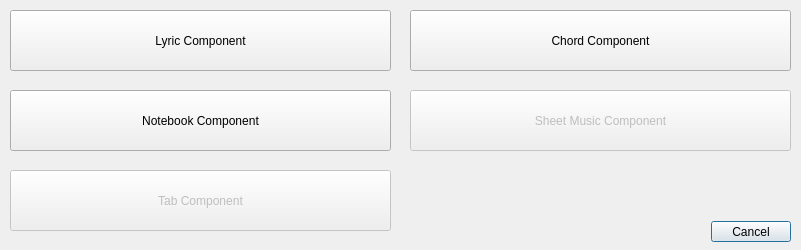
JJB9922/MusiDoodle, file src/newcomponentpicker.ui: the form before one commit.
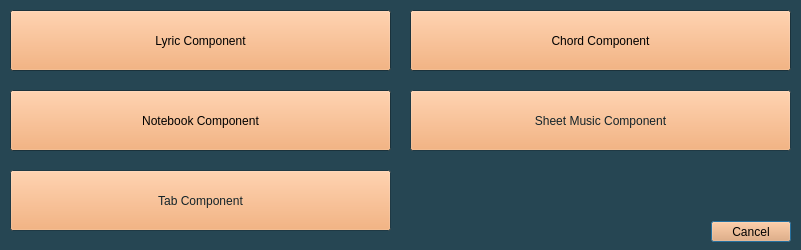
The form after the commit.

Commit message: full palette

```diff
--- a/src/newcomponentpicker.ui
+++ b/src/newcomponentpicker.ui
@@ -10,6 +10,475 @@
     <height>250</height>
    </rect>
   </property>
+  <property name="palette">
+   <palette>
+    <active>
+     <colorrole role="WindowText">
+      <brush brushstyle="SolidPattern">
+       <color alpha="255">
+        <red>255</red>
+        <green>255</green>
+        <blue>255</blue>
+       </color>
+      </brush>
+     </colorrole>
+     <colorrole role="Button">
+      <brush brushstyle="SolidPattern">
+       <color alpha="255">
+        <red>244</red>
+        <green>162</green>
+        <blue>97</blue>
+       </color>
+      </brush>
+     </colorrole>
+     <colorrole role="Light">
+      <brush brushstyle="SolidPattern">
+       <color alpha="255">
+        <red>57</red>
+        <green>105</green>
+        <blue>124</blue>
+       </color>
+      </brush>
+     </colorrole>
+     <colorrole role="Midlight">
+      <brush brushstyle="SolidPattern">
+       <color alpha="255">
+        <red>47</red>
+        <green>87</green>
+        <blue>103</blue>
+       </color>
+      </brush>
+     </colorrole>
+     <colorrole role="Dark">
+      <brush brushstyle="SolidPattern">
+       <color alpha="255">
+        <red>19</red>
+        <green>35</green>
+        <blue>41</blue>
+       </color>
+      </brush>
+     </colorrole>
+     <colorrole role="Mid">
+      <brush brushstyle="SolidPattern">
+       <color alpha="255">
+        <red>25</red>
+        <green>47</green>
+        <blue>55</blue>
+       </color>
+      </brush>
+     </colorrole>
+     <colorrole role="Text">
+      <brush brushstyle="SolidPattern">
+       <color alpha="255">
+        <red>255</red>
+        <green>255</green>
+        <blue>255</blue>
+       </color>
+      </brush>
+     </colorrole>
+     <colorrole role="BrightText">
+      <brush brushstyle="SolidPattern">
+       <color alpha="255">
+        <red>255</red>
+        <green>255</green>
+        <blue>255</blue>
+       </color>
+      </brush>
+     </colorrole>
+     <colorrole role="ButtonText">
+      <brush brushstyle="SolidPattern">
+       <color alpha="255">
+        <red>0</red>
+        <green>0</green>
+        <blue>0</blue>
+       </color>
+      </brush>
+     </colorrole>
+     <colorrole role="Base">
+      <brush brushstyle="SolidPattern">
+       <color alpha="255">
+        <red>94</red>
+        <green>94</green>
+        <blue>94</blue>
+       </color>
+      </brush>
+     </colorrole>
+     <colorrole role="Window">
+      <brush brushstyle="SolidPattern">
+       <color alpha="255">
+        <red>38</red>
+        <green>70</green>
+        <blue>83</blue>
+       </color>
+      </brush>
+     </colorrole>
+     <colorrole role="Shadow">
+      <brush brushstyle="SolidPattern">
+       <color alpha="255">
+        <red>0</red>
+        <green>0</green>
+        <blue>0</blue>
+       </color>
+      </brush>
+     </colorrole>
+     <colorrole role="AlternateBase">
+      <brush brushstyle="SolidPattern">
+       <color alpha="255">
+        <red>19</red>
+        <green>35</green>
+        <blue>41</blue>
+       </color>
+      </brush>
+     </colorrole>
+     <colorrole role="ToolTipBase">
+      <brush brushstyle="SolidPattern">
+       <color alpha="255">
+        <red>255</red>
+        <green>255</green>
+        <blue>220</blue>
+       </color>
+      </brush>
+     </colorrole>
+     <colorrole role="ToolTipText">
+      <brush brushstyle="SolidPattern">
+       <color alpha="255">
+        <red>0</red>
+        <green>0</green>
+        <blue>0</blue>
+       </color>
+      </brush>
+     </colorrole>
+     <colorrole role="PlaceholderText">
+      <brush brushstyle="SolidPattern">
+       <color alpha="127">
+        <red>255</red>
+        <green>255</green>
+        <blue>255</blue>
+       </color>
+      </brush>
+     </colorrole>
+     <colorrole role="Accent">
+      <brush brushstyle="SolidPattern">
+       <color alpha="255">
+        <red>97</red>
+        <green>97</green>
+        <blue>97</blue>
+       </color>
+      </brush>
+     </colorrole>
+    </active>
+    <inactive>
+     <colorrole role="WindowText">
+      <brush brushstyle="SolidPattern">
+       <color alpha="255">
+        <red>255</red>
+        <green>255</green>
+        <blue>255</blue>
+       </color>
+      </brush>
+     </colorrole>
+     <colorrole role="Button">
+      <brush brushstyle="SolidPattern">
+       <color alpha="255">
+        <red>244</red>
+        <green>162</green>
+        <blue>97</blue>
+       </color>
+      </brush>
+     </colorrole>
+     <colorrole role="Light">
+      <brush brushstyle="SolidPattern">
+       <color alpha="255">
+        <red>57</red>
+        <green>105</green>
+        <blue>124</blue>
+       </color>
+      </brush>
+     </colorrole>
+     <colorrole role="Midlight">
+      <brush brushstyle="SolidPattern">
+       <color alpha="255">
+        <red>47</red>
+        <green>87</green>
+        <blue>103</blue>
+       </color>
+      </brush>
+     </colorrole>
+     <colorrole role="Dark">
+      <brush brushstyle="SolidPattern">
+       <color alpha="255">
+        <red>19</red>
+        <green>35</green>
+        <blue>41</blue>
+       </color>
+      </brush>
+     </colorrole>
+     <colorrole role="Mid">
+      <brush brushstyle="SolidPattern">
+       <color alpha="255">
+        <red>25</red>
+        <green>47</green>
+        <blue>55</blue>
+       </color>
+      </brush>
+     </colorrole>
+     <colorrole role="Text">
+      <brush brushstyle="SolidPattern">
+       <color alpha="255">
+        <red>255</red>
+        <green>255</green>
+        <blue>255</blue>
+       </color>
+      </brush>
+     </colorrole>
+     <colorrole role="BrightText">
+      <brush brushstyle="SolidPattern">
+       <color alpha="255">
+        <red>255</red>
+        <green>255</green>
+        <blue>255</blue>
+       </color>
+      </brush>
+     </colorrole>
+     <colorrole role="ButtonText">
+      <brush brushstyle="SolidPattern">
+       <color alpha="255">
+        <red>0</red>
+        <green>0</green>
+        <blue>0</blue>
+       </color>
+      </brush>
+     </colorrole>
+     <colorrole role="Base">
+      <brush brushstyle="SolidPattern">
+       <color alpha="255">
+        <red>94</red>
+        <green>94</green>
+        <blue>94</blue>
+       </color>
+      </brush>
+     </colorrole>
+     <colorrole role="Window">
+      <brush brushstyle="SolidPattern">
+       <color alpha="255">
+        <red>38</red>
+        <green>70</green>
+        <blue>83</blue>
+       </color>
+      </brush>
+     </colorrole>
+     <colorrole role="Shadow">
+      <brush brushstyle="SolidPattern">
+       <color alpha="255">
+        <red>0</red>
+        <green>0</green>
+        <blue>0</blue>
+       </color>
+      </brush>
+     </colorrole>
+     <colorrole role="AlternateBase">
+      <brush brushstyle="SolidPattern">
+       <color alpha="255">
+        <red>19</red>
+        <green>35</green>
+        <blue>41</blue>
+       </color>
+      </brush>
+     </colorrole>
+     <colorrole role="ToolTipBase">
+      <brush brushstyle="SolidPattern">
+       <color alpha="255">
+        <red>255</red>
+        <green>255</green>
+        <blue>220</blue>
+       </color>
+      </brush>
+     </colorrole>
+     <colorrole role="ToolTipText">
+      <brush brushstyle="SolidPattern">
+       <color alpha="255">
+        <red>0</red>
+        <green>0</green>
+        <blue>0</blue>
+       </color>
+      </brush>
+     </colorrole>
+     <colorrole role="PlaceholderText">
+      <brush brushstyle="SolidPattern">
+       <color alpha="127">
+        <red>255</red>
+        <green>255</green>
+        <blue>255</blue>
+       </color>
+      </brush>
+     </colorrole>
+     <colorrole role="Accent">
+      <brush brushstyle="SolidPattern">
+       <color alpha="255">
+        <red>97</red>
+        <green>97</green>
+        <blue>97</blue>
+       </color>
+      </brush>
+     </colorrole>
+    </inactive>
+    <disabled>
+     <colorrole role="WindowText">
+      <brush brushstyle="SolidPattern">
+       <color alpha="255">
+        <red>19</red>
+        <green>35</green>
+        <blue>41</blue>
+       </color>
+      </brush>
+     </colorrole>
+     <colorrole role="Button">
+      <brush brushstyle="SolidPattern">
+       <color alpha="255">
+        <red>244</red>
+        <green>162</green>
+        <blue>97</blue>
+       </color>
+      </brush>
+     </colorrole>
+     <colorrole role="Light">
+      <brush brushstyle="SolidPattern">
+       <color alpha="255">
+        <red>57</red>
+        <green>105</green>
+        <blue>124</blue>
+       </color>
+      </brush>
+     </colorrole>
+     <colorrole role="Midlight">
+      <brush brushstyle="SolidPattern">
+       <color alpha="255">
+        <red>47</red>
+        <green>87</green>
+        <blue>103</blue>
+       </color>
+      </brush>
+     </colorrole>
+     <colorrole role="Dark">
+      <brush brushstyle="SolidPattern">
+       <color alpha="255">
+        <red>19</red>
+        <green>35</green>
+        <blue>41</blue>
+       </color>
+      </brush>
+     </colorrole>
+     <colorrole role="Mid">
+      <brush brushstyle="SolidPattern">
+       <color alpha="255">
+        <red>25</red>
+        <green>47</green>
+        <blue>55</blue>
+       </color>
+      </brush>
+     </colorrole>
+     <colorrole role="Text">
+      <brush brushstyle="SolidPattern">
+       <color alpha="255">
+        <red>19</red>
+        <green>35</green>
+        <blue>41</blue>
+       </color>
+      </brush>
+     </colorrole>
+     <colorrole role="BrightText">
+      <brush brushstyle="SolidPattern">
+       <color alpha="255">
+        <red>255</red>
+        <green>255</green>
+        <blue>255</blue>
+       </color>
+      </brush>
+     </colorrole>
+     <colorrole role="ButtonText">
+      <brush brushstyle="SolidPattern">
+       <color alpha="255">
+        <red>19</red>
+        <green>35</green>
+        <blue>41</blue>
+       </color>
+      </brush>
+     </colorrole>
+     <colorrole role="Base">
+      <brush brushstyle="SolidPattern">
+       <color alpha="255">
+        <red>38</red>
+        <green>70</green>
+        <blue>83</blue>
+       </color>
+      </brush>
+     </colorrole>
+     <colorrole role="Window">
+      <brush brushstyle="SolidPattern">
+       <color alpha="255">
+        <red>38</red>
+        <green>70</green>
+        <blue>83</blue>
+       </color>
+      </brush>
+     </colorrole>
+     <colorrole role="Shadow">
+      <brush brushstyle="SolidPattern">
+       <color alpha="255">
+        <red>0</red>
+        <green>0</green>
+        <blue>0</blue>
+       </color>
+      </brush>
+     </colorrole>
+     <colorrole role="AlternateBase">
+      <brush brushstyle="SolidPattern">
+       <color alpha="255">
+        <red>38</red>
+        <green>70</green>
+        <blue>83</blue>
+       </color>
+      </brush>
+     </colorrole>
+     <colorrole role="ToolTipBase">
+      <brush brushstyle="SolidPattern">
+       <color alpha="255">
+        <red>255</red>
+        <green>255</green>
+        <blue>220</blue>
+       </color>
+      </brush>
+     </colorrole>
+     <colorrole role="ToolTipText">
+      <brush brushstyle="SolidPattern">
+       <color alpha="255">
+        <red>0</red>
+        <green>0</green>
+        <blue>0</blue>
+       </color>
+      </brush>
+     </colorrole>
+     <colorrole role="PlaceholderText">
+      <brush brushstyle="SolidPattern">
+       <color alpha="127">
+        <red>19</red>
+        <green>35</green>
+        <blue>41</blue>
+       </color>
+      </brush>
+     </colorrole>
+     <colorrole role="Accent">
+      <brush brushstyle="SolidPattern">
+       <color alpha="255">
+        <red>97</red>
+        <green>97</green>
+        <blue>97</blue>
+       </color>
+      </brush>
+     </colorrole>
+    </disabled>
+   </palette>
+  </property>
   <property name="windowTitle">
    <string>Dialog</string>
   </property>
@@ -67,6 +536,475 @@
      <height>61</height>
     </rect>
    </property>
+   <property name="palette">
+    <palette>
+     <active>
+      <colorrole role="WindowText">
+       <brush brushstyle="SolidPattern">
+        <color alpha="255">
+         <red>255</red>
+         <green>255</green>
+         <blue>255</blue>
+        </color>
+       </brush>
+      </colorrole>
+      <colorrole role="Button">
+       <brush brushstyle="SolidPattern">
+        <color alpha="255">
+         <red>244</red>
+         <green>162</green>
+         <blue>97</blue>
+        </color>
+       </brush>
+      </colorrole>
+      <colorrole role="Light">
+       <brush brushstyle="SolidPattern">
+        <color alpha="255">
+         <red>57</red>
+         <green>105</green>
+         <blue>124</blue>
+        </color>
+       </brush>
+      </colorrole>
+      <colorrole role="Midlight">
+       <brush brushstyle="SolidPattern">
+        <color alpha="255">
+         <red>47</red>
+         <green>87</green>
+         <blue>103</blue>
+        </color>
+       </brush>
+      </colorrole>
+      <colorrole role="Dark">
+       <brush brushstyle="SolidPattern">
+        <color alpha="255">
+         <red>19</red>
+         <green>35</green>
+         <blue>41</blue>
+        </color>
+       </brush>
+      </colorrole>
+      <colorrole role="Mid">
+       <brush brushstyle="SolidPattern">
+        <color alpha="255">
+         <red>25</red>
+         <green>47</green>
+         <blue>55</blue>
+        </color>
+       </brush>
+      </colorrole>
+      <colorrole role="Text">
+       <brush brushstyle="SolidPattern">
+        <color alpha="255">
+         <red>255</red>
+         <green>255</green>
+         <blue>255</blue>
+        </color>
+       </brush>
+      </colorrole>
+      <colorrole role="BrightText">
+       <brush brushstyle="SolidPattern">
+        <color alpha="255">
+         <red>255</red>
+         <green>255</green>
+         <blue>255</blue>
+        </color>
+       </brush>
+      </colorrole>
+      <colorrole role="ButtonText">
+       <brush brushstyle="SolidPattern">
+        <color alpha="255">
+         <red>0</red>
+         <green>0</green>
+         <blue>0</blue>
+        </color>
+       </brush>
+      </colorrole>
+      <colorrole role="Base">
+       <brush brushstyle="SolidPattern">
+        <color alpha="255">
+         <red>94</red>
+         <green>94</green>
+         <blue>94</blue>
+        </color>
+       </brush>
+      </colorrole>
+      <colorrole role="Window">
+       <brush brushstyle="SolidPattern">
+        <color alpha="255">
+         <red>38</red>
+         <green>70</green>
+         <blue>83</blue>
+        </color>
+       </brush>
+      </colorrole>
+      <colorrole role="Shadow">
+       <brush brushstyle="SolidPattern">
+        <color alpha="255">
+         <red>0</red>
+         <green>0</green>
+         <blue>0</blue>
+        </color>
+       </brush>
+      </colorrole>
+      <colorrole role="AlternateBase">
+       <brush brushstyle="SolidPattern">
+        <color alpha="255">
+         <red>19</red>
+         <green>35</green>
+         <blue>41</blue>
+        </color>
+       </brush>
+      </colorrole>
+      <colorrole role="ToolTipBase">
+       <brush brushstyle="SolidPattern">
+        <color alpha="255">
+         <red>255</red>
+         <green>255</green>
+         <blue>220</blue>
+        </color>
+       </brush>
+      </colorrole>
+      <colorrole role="ToolTipText">
+       <brush brushstyle="SolidPattern">
+        <color alpha="255">
+         <red>0</red>
+         <green>0</green>
+         <blue>0</blue>
+        </color>
+       </brush>
+      </colorrole>
+      <colorrole role="PlaceholderText">
+       <brush brushstyle="SolidPattern">
+        <color alpha="127">
+         <red>255</red>
+         <green>255</green>
+         <blue>255</blue>
+        </color>
+       </brush>
+      </colorrole>
+      <colorrole role="Accent">
+       <brush brushstyle="SolidPattern">
+        <color alpha="255">
+         <red>97</red>
+         <green>97</green>
+         <blue>97</blue>
+        </color>
+       </brush>
+      </colorrole>
+     </active>
+     <inactive>
+      <colorrole role="WindowText">
+       <brush brushstyle="SolidPattern">
+        <color alpha="255">
+         <red>255</red>
+         <green>255</green>
+         <blue>255</blue>
+        </color>
+       </brush>
+      </colorrole>
+      <colorrole role="Button">
+       <brush brushstyle="SolidPattern">
+        <color alpha="255">
+         <red>244</red>
+         <green>162</green>
+         <blue>97</blue>
+        </color>
+       </brush>
+      </colorrole>
+      <colorrole role="Light">
+       <brush brushstyle="SolidPattern">
+        <color alpha="255">
+         <red>57</red>
+         <green>105</green>
+         <blue>124</blue>
+        </color>
+       </brush>
+      </colorrole>
+      <colorrole role="Midlight">
+       <brush brushstyle="SolidPattern">
+        <color alpha="255">
+         <red>47</red>
+         <green>87</green>
+         <blue>103</blue>
+        </color>
+       </brush>
+      </colorrole>
+      <colorrole role="Dark">
+       <brush brushstyle="SolidPattern">
+        <color alpha="255">
+         <red>19</red>
+         <green>35</green>
+         <blue>41</blue>
+        </color>
+       </brush>
+      </colorrole>
+      <colorrole role="Mid">
+       <brush brushstyle="SolidPattern">
+        <color alpha="255">
+         <red>25</red>
+         <green>47</green>
+         <blue>55</blue>
+        </color>
+       </brush>
+      </colorrole>
+      <colorrole role="Text">
+       <brush brushstyle="SolidPattern">
+        <color alpha="255">
+         <red>255</red>
+         <green>255</green>
+         <blue>255</blue>
+        </color>
+       </brush>
+      </colorrole>
+      <colorrole role="BrightText">
+       <brush brushstyle="SolidPattern">
+        <color alpha="255">
+         <red>255</red>
+         <green>255</green>
+         <blue>255</blue>
+        </color>
+       </brush>
+      </colorrole>
+      <colorrole role="ButtonText">
+       <brush brushstyle="SolidPattern">
+        <color alpha="255">
+         <red>0</red>
+         <green>0</green>
+         <blue>0</blue>
+        </color>
+       </brush>
+      </colorrole>
+      <colorrole role="Base">
+       <brush brushstyle="SolidPattern">
+        <color alpha="255">
+         <red>94</red>
+         <green>94</green>
+         <blue>94</blue>
+        </color>
+       </brush>
+      </colorrole>
+      <colorrole role="Window">
+       <brush brushstyle="SolidPattern">
+        <color alpha="255">
+         <red>38</red>
+         <green>70</green>
+         <blue>83</blue>
+        </color>
+       </brush>
+      </colorrole>
+      <colorrole role="Shadow">
+       <brush brushstyle="SolidPattern">
+        <color alpha="255">
+         <red>0</red>
+         <green>0</green>
+         <blue>0</blue>
+        </color>
+       </brush>
+      </colorrole>
+      <colorrole role="AlternateBase">
+       <brush brushstyle="SolidPattern">
+        <color alpha="255">
+         <red>19</red>
+         <green>35</green>
+         <blue>41</blue>
+        </color>
+       </brush>
+      </colorrole>
+      <colorrole role="ToolTipBase">
+       <brush brushstyle="SolidPattern">
+        <color alpha="255">
+         <red>255</red>
+         <green>255</green>
+         <blue>220</blue>
+        </color>
+       </brush>
+      </colorrole>
+      <colorrole role="ToolTipText">
+       <brush brushstyle="SolidPattern">
+        <color alpha="255">
+         <red>0</red>
+         <green>0</green>
+         <blue>0</blue>
+        </color>
+       </brush>
+      </colorrole>
+      <colorrole role="PlaceholderText">
+       <brush brushstyle="SolidPattern">
+        <color alpha="127">
+         <red>255</red>
+         <green>255</green>
+         <blue>255</blue>
+        </color>
+       </brush>
+      </colorrole>
+      <colorrole role="Accent">
+       <brush brushstyle="SolidPattern">
+        <color alpha="255">
+         <red>97</red>
+         <green>97</green>
+         <blue>97</blue>
+        </color>
+       </brush>
+      </colorrole>
+     </inactive>
+     <disabled>
+      <colorrole role="WindowText">
+       <brush brushstyle="SolidPattern">
+        <color alpha="255">
+         <red>19</red>
+         <green>35</green>
+         <blue>41</blue>
+        </color>
+       </brush>
+      </colorrole>
+      <colorrole role="Button">
+       <brush brushstyle="SolidPattern">
+        <color alpha="255">
+         <red>244</red>
+         <green>162</green>
+         <blue>97</blue>
+        </color>
+       </brush>
+      </colorrole>
+      <colorrole role="Light">
+       <brush brushstyle="SolidPattern">
+        <color alpha="255">
+         <red>57</red>
+         <green>105</green>
+         <blue>124</blue>
+        </color>
+       </brush>
+      </colorrole>
+      <colorrole role="Midlight">
+       <brush brushstyle="SolidPattern">
+        <color alpha="255">
+         <red>47</red>
+         <green>87</green>
+         <blue>103</blue>
+        </color>
+       </brush>
+      </colorrole>
+      <colorrole role="Dark">
+       <brush brushstyle="SolidPattern">
+        <color alpha="255">
+         <red>19</red>
+         <green>35</green>
+         <blue>41</blue>
+        </color>
+       </brush>
+      </colorrole>
+      <colorrole role="Mid">
+       <brush brushstyle="SolidPattern">
+        <color alpha="255">
+         <red>25</red>
+         <green>47</green>
+         <blue>55</blue>
+        </color>
+       </brush>
+      </colorrole>
+      <colorrole role="Text">
+       <brush brushstyle="SolidPattern">
+        <color alpha="255">
+         <red>19</red>
+         <green>35</green>
+         <blue>41</blue>
+        </color>
+       </brush>
+      </colorrole>
+      <colorrole role="BrightText">
+       <brush brushstyle="SolidPattern">
+        <color alpha="255">
+         <red>255</red>
+         <green>255</green>
+         <blue>255</blue>
+        </color>
+       </brush>
+      </colorrole>
+      <colorrole role="ButtonText">
+       <brush brushstyle="SolidPattern">
+        <color alpha="255">
+         <red>19</red>
+         <green>35</green>
+         <blue>41</blue>
+        </color>
+       </brush>
+      </colorrole>
+      <colorrole role="Base">
+       <brush brushstyle="SolidPattern">
+        <color alpha="255">
+         <red>38</red>
+         <green>70</green>
+         <blue>83</blue>
+        </color>
+       </brush>
+      </colorrole>
+      <colorrole role="Window">
+       <brush brushstyle="SolidPattern">
+        <color alpha="255">
+         <red>38</red>
+         <green>70</green>
+         <blue>83</blue>
+        </color>
+       </brush>
+      </colorrole>
+      <colorrole role="Shadow">
+       <brush brushstyle="SolidPattern">
+        <color alpha="255">
+         <red>0</red>
+         <green>0</green>
+         <blue>0</blue>
+        </color>
+       </brush>
+      </colorrole>
+      <colorrole role="AlternateBase">
+       <brush brushstyle="SolidPattern">
+        <color alpha="255">
+         <red>38</red>
+         <green>70</green>
+         <blue>83</blue>
+        </color>
+       </brush>
+      </colorrole>
+      <colorrole role="ToolTipBase">
+       <brush brushstyle="SolidPattern">
+        <color alpha="255">
+         <red>255</red>
+         <green>255</green>
+         <blue>220</blue>
+        </color>
+       </brush>
+      </colorrole>
+      <colorrole role="ToolTipText">
+       <brush brushstyle="SolidPattern">
+        <color alpha="255">
+         <red>0</red>
+         <green>0</green>
+         <blue>0</blue>
+        </color>
+       </brush>
+      </colorrole>
+      <colorrole role="PlaceholderText">
+       <brush brushstyle="SolidPattern">
+        <color alpha="127">
+         <red>19</red>
+         <green>35</green>
+         <blue>41</blue>
+        </color>
+       </brush>
+      </colorrole>
+      <colorrole role="Accent">
+       <brush brushstyle="SolidPattern">
+        <color alpha="255">
+         <red>97</red>
+         <green>97</green>
+         <blue>97</blue>
+        </color>
+       </brush>
+      </colorrole>
+     </disabled>
+    </palette>
+   </property>
    <property name="text">
     <string>Tab Component</string>
    </property>
```
The commit also changes 3 other files.
